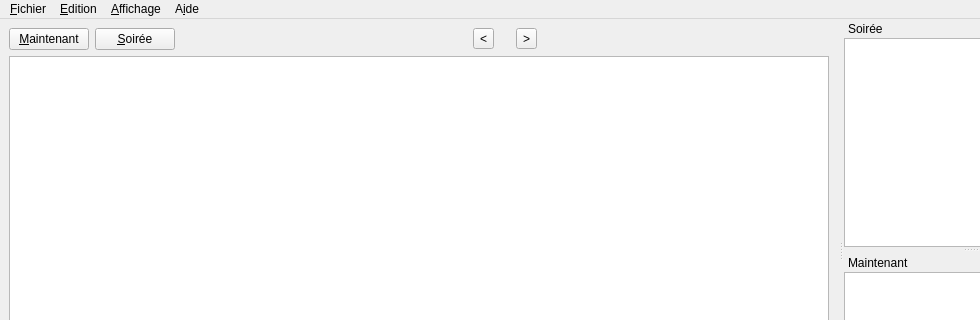
First picture: the form in ui/mainwindow.ui, repository jlbrd/qmagneto, before the edit; both pictures show x 0 to 980 and y 0 to 320 of the 1100 by 720 pixel window.
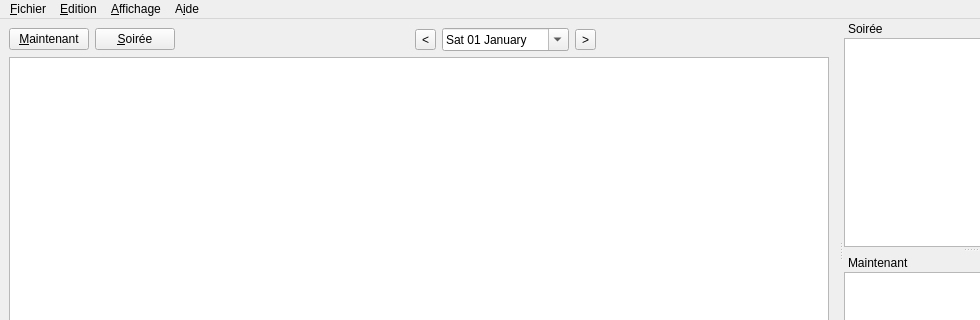
Second picture: the form after the edit. Icons and pictures are not drawn. Custom widgets are drawn as their Qt base class.

Commit message: - Ajout dans la fenetre principale d'un composant Date/Calendrier n'affichant que les jours possedant un programme TV renseigne.

The edit to the form file:
```diff
--- a/ui/mainwindow.ui
+++ b/ui/mainwindow.ui
@@ -84,25 +84,15 @@
            </widget>
           </item>
           <item>
-           <widget class="QLabel" name="labelDate" >
-            <property name="sizePolicy" >
-             <sizepolicy vsizetype="Preferred" hsizetype="Fixed" >
-              <horstretch>0</horstretch>
-              <verstretch>0</verstretch>
-             </sizepolicy>
+           <widget class="QDateEdit" name="dateEdit" >
+            <property name="readOnly" >
+             <bool>false</bool>
             </property>
-            <property name="font" >
-             <font>
-              <pointsize>12</pointsize>
-              <weight>75</weight>
-              <bold>true</bold>
-             </font>
+            <property name="displayFormat" >
+             <string>ddd dd MMMM</string>
             </property>
-            <property name="text" >
-             <string/>
-            </property>
-            <property name="alignment" >
-             <set>Qt::AlignCenter</set>
+            <property name="calendarPopup" >
+             <bool>true</bool>
             </property>
            </widget>
           </item>
```
Left out of the diff: 2 changed lines with no effect on the pictures. The commit also changes 5 other files.
